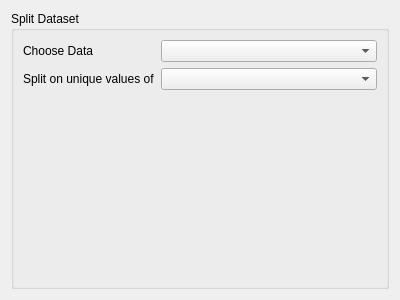
First picture: the form in ui/SplitDataset.ui, repository tisaconundrum2/PySAT-GUI, before the edit.
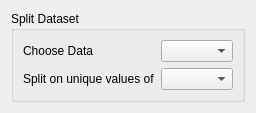
Second picture: the form after the edit.

```diff
--- a/ui/SplitDataset.ui
+++ b/ui/SplitDataset.ui
@@ -2,14 +2,6 @@
 <ui version="4.0">
  <class>Form</class>
  <widget class="QWidget" name="Form">
-  <property name="geometry">
-   <rect>
-    <x>0</x>
-    <y>0</y>
-    <width>400</width>
-    <height>300</height>
-   </rect>
-  </property>
   <property name="sizePolicy">
    <sizepolicy hsizetype="Ignored" vsizetype="Ignored">
     <horstretch>0</horstretch>
```
